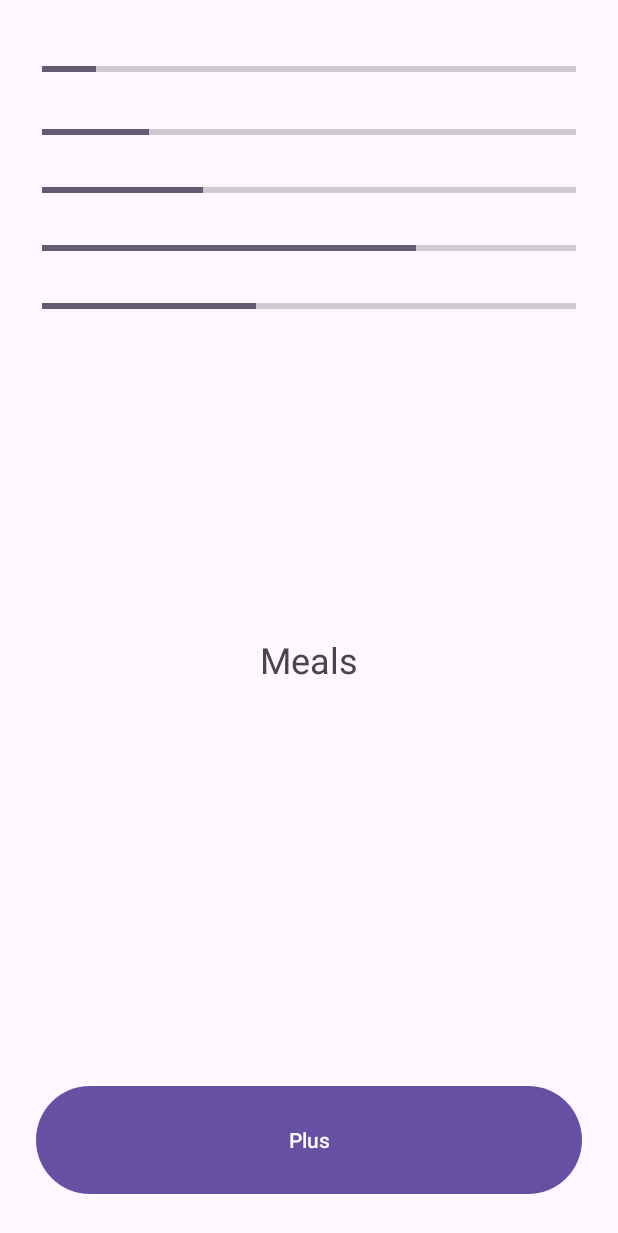
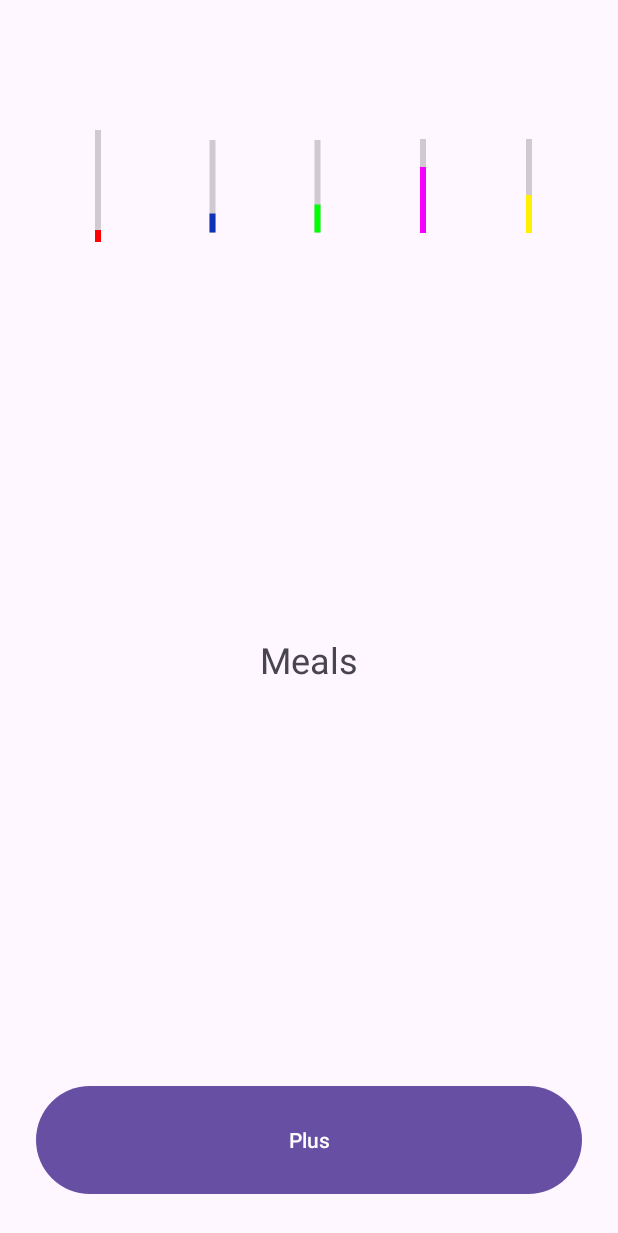
Before and after one commit to Ducnnn/Project-Gym, an Android app: the MealsMenuFragment screen opened through its navigation route, on a phone screen of 412 x 824 dp. Shown: the top 1233 px of the screen. Run offline under Robolectric (Android 15) with nearby library versions, the phone set to English and light mode, and no system bars; our stand-ins replace Firebase (no records; nobody signed in at launch, a user with empty details on screens opened directly).

Commit message:
made vertical progress bars, made progress bars colourful

```diff
--- a/app/build.gradle.kts
+++ b/app/build.gradle.kts
@@ -61,5 +61,5 @@ dependencies {
     implementation(libs.androidx.credentials.play.services.auth)
     implementation(libs.googleid)
     implementation("org.jetbrains.kotlinx:kotlinx-datetime:0.5.0")
-
+    implementation("com.github.PhilJay:MPAndroidChart:v3.1.0")
 }
--- a/app/src/main/java/com/example/projectgym/MealsMenuFragment.kt
+++ b/app/src/main/java/com/example/projectgym/MealsMenuFragment.kt
@@ -18,6 +18,7 @@ class MealsMenuFragment : Fragment() {
         savedInstanceState: Bundle?
     ): View? {
 
+
         return inflater.inflate(R.layout.fragment_meals_menu, container, false)
     }
 }
--- /dev/null
+++ b/app/src/main/java/com/example/projectgym/training_program.kt
@@ -0,0 +1,5 @@
+package com.example.projectgym
+
+
+val tran_days = mutableListOf()
+class TrainingProgram (var )
--- a/app/src/main/java/com/example/projectgym/user.kt
+++ b/app/src/main/java/com/example/projectgym/user.kt
@@ -22,7 +22,8 @@ class TranDay (
 class Exercise (
     var name: String,
     var sets: Int,
-    var muscle: String
+    var muscle: String,
+    var description: String
 )
 
 class CurDay (
--- a/app/src/main/res/layout/fragment_meals_menu.xml
+++ b/app/src/main/res/layout/fragment_meals_menu.xml
@@ -17,7 +17,7 @@
             android:layout_width="match_parent"
             android:layout_height="200dp"
             android:layout_margin="24dp"
-            android:orientation="vertical"
+            android:orientation="horizontal"
             android:weightSum="1.3"
             app:layout_constraintEnd_toEndOf="parent"
             app:layout_constraintStart_toStartOf="parent"
@@ -27,46 +27,56 @@
                 style="@style/Widget.AppCompat.ProgressBar.Horizontal"
                 android:progress="10"
                 android:id="@+id/progress_calories"
-                android:layout_width="match_parent"
-                android:layout_height="0dp"
+                android:layout_width="0dp"
+                android:layout_height="match_parent"
                 android:layout_margin="4dp"
-                android:layout_weight="0.3" />
+                android:layout_weight="0.3"
+                android:rotation = "270"
+                android:progressTint="#FF0000"/>
 
             <ProgressBar
                 style="@style/Widget.AppCompat.ProgressBar.Horizontal"
                 android:progress="20"
                 android:id="@+id/progress_proteins"
-                android:layout_width="match_parent"
-                android:layout_height="0dp"
+                android:layout_width="0dp"
+                android:layout_height="match_parent"
                 android:layout_margin="4dp"
-                android:layout_weight="0.25" />
+                android:layout_weight="0.25"
+                android:rotation="270"
+                android:progressTint="#0E32B3"/>
 
             <ProgressBar
                 style="@style/Widget.AppCompat.ProgressBar.Horizontal"
                 android:progress="30"
                 android:id="@+id/progress_carbohydrates"
-                android:layout_width="match_parent"
-                android:layout_height="0dp"
+                android:layout_width="0dp"
+                android:layout_height="match_parent"
                 android:layout_margin="4dp"
-                android:layout_weight="0.25" />
+                android:layout_weight="0.25"
+                android:rotation="270"
+                android:progressTint="#00FF00"/>
 
             <ProgressBar
                 style="@style/Widget.AppCompat.ProgressBar.Horizontal"
                 android:progress="70"
                 android:id="@+id/progress_fats"
-                android:layout_width="match_parent"
-                android:layout_height="0dp"
+                android:layout_width="0dp"
+                android:layout_height="match_parent"
                 android:layout_margin="4dp"
-                android:layout_weight="0.25" />
+                android:layout_weight="0.25"
+                android:rotation="270"
+                android:progressTint="#F600FF"/>
 
             <ProgressBar
                 style="@style/Widget.AppCompat.ProgressBar.Horizontal"
                 android:progress="40"
                 android:id="@+id/progress_water"
-                android:layout_width="match_parent"
-                android:layout_height="0dp"
+                android:layout_width="0dp"
+                android:layout_height="match_parent"
                 android:layout_margin="4dp"
-                android:layout_weight="0.25" />
+                android:layout_weight="0.25"
+                android:rotation="270"
+                android:progressTint="#FFEF00"/>
         </LinearLayout>
 
 
```
Also changed, not shown: app/src/main/res/drawable/progress_bar_bottle.xml (added, +36 -0 lines).
